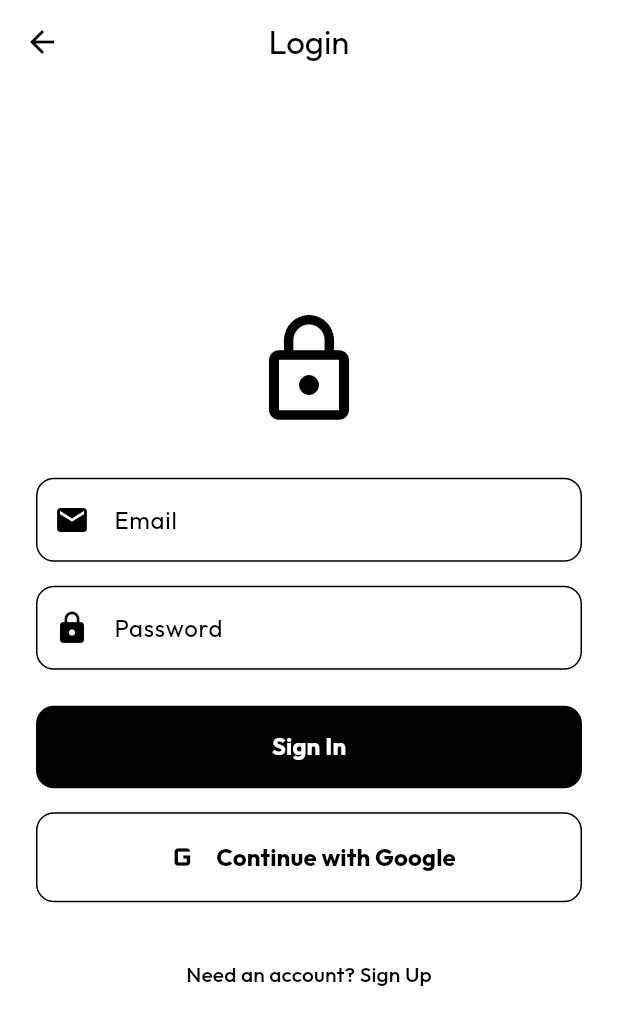
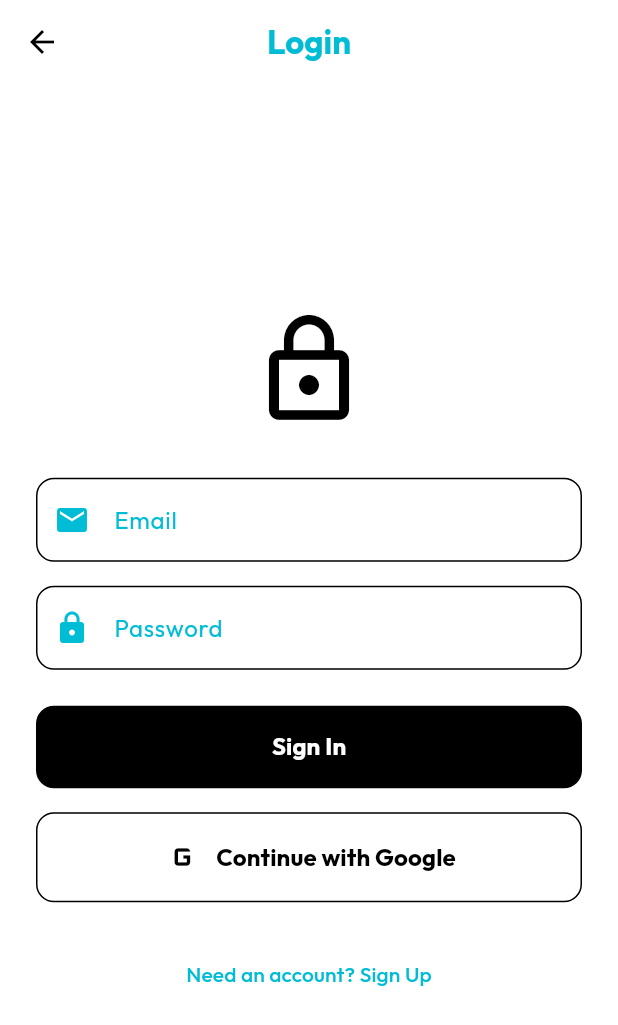
Before and after one commit to Naaz123786/Dairy-application, a Flutter app: the screen it shows after launch, after a tap on "Add Routine", on a phone screen of 412 x 824 dp. Shown: the top 1025 px of the screen. Run offline on Flutter 3.47's test engine with Material 3 defaults, Android fonts, the phone set to English and light mode, and no system bars; our stand-ins replace bloc, cloud_firestore, equatable, firebase_auth, firebase_core, flutter_bloc and 9 more; accounts and stored records are empty.

Commit message:
3rd commit

```diff
--- a/lib/core/theme/app_theme.dart
+++ b/lib/core/theme/app_theme.dart
@@ -7,6 +7,7 @@ class AppTheme {
   static const Color white = Color(0xFFFFFFFF);
   static const Color darkGrey = Color(0xFF1A1A1A);
   static const Color lightGrey = Color(0xFFF5F5F5);
+  static const Color darkBackground = Color(0xFF121212);
 
   static final ThemeData lightTheme = ThemeData(
     useMaterial3: true,
@@ -39,43 +40,43 @@ class AppTheme {
     cardColor: white,
     iconTheme: const IconThemeData(color: black),
     floatingActionButtonTheme: const FloatingActionButtonThemeData(
-      backgroundColor: black,
-      foregroundColor: white,
+      backgroundColor: Colors.cyan,
+      foregroundColor: Colors.white,
     ),
     inputDecorationTheme: InputDecorationTheme(
       border: OutlineInputBorder(
         borderRadius: BorderRadius.circular(12),
-        borderSide: const BorderSide(color: black),
+        borderSide: const BorderSide(color: Colors.cyan),
       ),
       focusedBorder: OutlineInputBorder(
         borderRadius: BorderRadius.circular(12),
-        borderSide: const BorderSide(color: black, width: 2),
+        borderSide: const BorderSide(color: Colors.cyan, width: 2),
       ),
-      labelStyle: const TextStyle(color: black),
-      prefixIconColor: black,
-      suffixIconColor: black,
+      labelStyle: const TextStyle(color: Colors.cyan),
+      prefixIconColor: Colors.cyan,
+      suffixIconColor: Colors.cyan,
     ),
     textSelectionTheme: const TextSelectionThemeData(
-      cursorColor: black,
-      selectionColor: Color(0x33000000),
-      selectionHandleColor: black,
+      cursorColor: Colors.cyan,
+      selectionColor: Color(0x3300BCD4),
+      selectionHandleColor: Colors.cyan,
     ),
     elevatedButtonTheme: ElevatedButtonThemeData(
       style: ElevatedButton.styleFrom(
-        backgroundColor: black,
-        foregroundColor: white,
+        backgroundColor: Colors.cyan,
+        foregroundColor: Colors.white,
         shape: RoundedRectangleBorder(borderRadius: BorderRadius.circular(12)),
       ),
     ),
     outlinedButtonTheme: OutlinedButtonThemeData(
       style: OutlinedButton.styleFrom(
-        foregroundColor: black,
-        side: const BorderSide(color: black),
+        foregroundColor: Colors.cyan,
+        side: const BorderSide(color: Colors.cyan),
         shape: RoundedRectangleBorder(borderRadius: BorderRadius.circular(12)),
       ),
     ),
     textButtonTheme: TextButtonThemeData(
-      style: TextButton.styleFrom(foregroundColor: black),
+      style: TextButton.styleFrom(foregroundColor: Colors.cyan),
     ),
     snackBarTheme: const SnackBarThemeData(
       backgroundColor: black,
@@ -87,7 +88,7 @@ class AppTheme {
   static final ThemeData darkTheme = ThemeData(
     useMaterial3: true,
     brightness: Brightness.dark,
-    scaffoldBackgroundColor: black,
+    scaffoldBackgroundColor: darkBackground,
     primaryColor: white,
     colorScheme: ColorScheme.dark(
       primary: white,
@@ -96,10 +97,10 @@ class AppTheme {
       onSecondary: black,
       surface: darkGrey,
       onSurface: white,
-      background: black,
+      background: darkBackground,
       onBackground: white,
-      error: white,
-      onError: black,
+      error: Colors.redAccent,
+      onError: white,
     ),
     textTheme: GoogleFonts.outfitTextTheme().apply(
       bodyColor: white,
@@ -109,49 +110,49 @@ class AppTheme {
       centerTitle: true,
       elevation: 0,
       scrolledUnderElevation: 0,
-      backgroundColor: black,
+      backgroundColor: darkBackground,
       foregroundColor: white,
     ),
     cardColor: darkGrey,
     iconTheme: const IconThemeData(color: white),
     floatingActionButtonTheme: const FloatingActionButtonThemeData(
-      backgroundColor: white,
-      foregroundColor: black,
+      backgroundColor: Colors.cyan,
+      foregroundColor: white,
     ),
     inputDecorationTheme: InputDecorationTheme(
       border: OutlineInputBorder(
         borderRadius: BorderRadius.circular(12),
-        borderSide: const BorderSide(color: white),
+        borderSide: const BorderSide(color: Colors.cyan),
       ),
       focusedBorder: OutlineInputBorder(
         borderRadius: BorderRadius.circular(12),
-        borderSide: const BorderSide(color: white, width: 2),
+        borderSide: const BorderSide(color: Colors.cyan, width: 2),
       ),
-      labelStyle: const TextStyle(color: white),
-      prefixIconColor: white,
-      suffixIconColor: white,
+      labelStyle: const TextStyle(color: Colors.cyan),
+      prefixIconColor: Colors.cyan,
+      suffixIconColor: Colors.cyan,
     ),
     textSelectionTheme: const TextSelectionThemeData(
-      cursorColor: white,
-      selectionColor: Color(0x33FFFFFF),
-      selectionHandleColor: white,
+      cursorColor: Colors.cyan,
+      selectionColor: Color(0x3300BCD4), // Cyan with opacity
+      selectionHandleColor: Colors.cyan,
     ),
     elevatedButtonTheme: ElevatedButtonThemeData(
       style: ElevatedButton.styleFrom(
-        backgroundColor: white,
-        foregroundColor: black,
+        backgroundColor: Colors.cyan,
+        foregroundColor: white,
         shape: RoundedRectangleBorder(borderRadius: BorderRadius.circular(12)),
       ),
     ),
     outlinedButtonTheme: OutlinedButtonThemeData(
       style: OutlinedButton.styleFrom(
-        foregroundColor: white,
-        side: const BorderSide(color: white),
+        foregroundColor: Colors.cyan,
+        side: const BorderSide(color: Colors.cyan),
         shape: RoundedRectangleBorder(borderRadius: BorderRadius.circular(12)),
       ),
     ),
     textButtonTheme: TextButtonThemeData(
-      style: TextButton.styleFrom(foregroundColor: white),
+      style: TextButton.styleFrom(foregroundColor: Colors.cyan),
     ),
     snackBarTheme: const SnackBarThemeData(
       backgroundColor: white,
--- a/lib/presentation/pages/calendar_page.dart
+++ b/lib/presentation/pages/calendar_page.dart
@@ -58,7 +58,10 @@ class _CalendarViewState extends State<CalendarView> {
       appBar: AppBar(
         title: const Text(
           'Reminders & Birthdays',
-          style: TextStyle(fontWeight: FontWeight.bold),
+          style: TextStyle(
+            fontWeight: FontWeight.bold,
+            color: Colors.cyan,
+          ),
         ),
         elevation: 0,
       ),
@@ -74,8 +77,8 @@ class _CalendarViewState extends State<CalendarView> {
         },
         label: const Text('Add Birthday'),
         icon: const Icon(Icons.cake),
-        backgroundColor: isDark ? AppTheme.white : AppTheme.black,
-        foregroundColor: isDark ? AppTheme.black : AppTheme.white,
+        backgroundColor: Colors.cyan,
+        foregroundColor: Colors.white,
       ),
       body: BlocBuilder<ReminderBloc, ReminderState>(
         builder: (context, state) {
@@ -97,7 +100,9 @@ class _CalendarViewState extends State<CalendarView> {
                   color: isDark ? AppTheme.darkGrey : AppTheme.white,
                   borderRadius: BorderRadius.circular(24),
                   border: Border.all(
-                    color: isDark ? Colors.grey[800]! : Colors.grey[300]!,
+                    color: isDark
+                        ? Colors.cyan.withOpacity(0.3)
+                        : Colors.cyan.withOpacity(0.5),
                     width: 1,
                   ),
                 ),
@@ -238,7 +243,9 @@ class _CalendarViewState extends State<CalendarView> {
         color: isDark ? AppTheme.darkGrey : AppTheme.white,
         borderRadius: BorderRadius.circular(20),
         border: Border.all(
-          color: isDark ? Colors.grey[800]! : Colors.grey[300]!,
+          color: isDark
+              ? Colors.cyan.withOpacity(0.3)
+              : Colors.cyan.withOpacity(0.5),
           width: 1,
         ),
       ),
@@ -417,8 +424,8 @@ class _CalendarViewState extends State<CalendarView> {
                     }
                   },
                   style: FilledButton.styleFrom(
-                    backgroundColor: isDark ? AppTheme.white : AppTheme.black,
-                    foregroundColor: isDark ? AppTheme.black : AppTheme.white,
+                    backgroundColor: Colors.cyan,
+                    foregroundColor: Colors.white,
                   ),
                   child: Text(reminder == null ? 'Add' : 'Save'),
                 ),
--- a/lib/presentation/pages/diary_page.dart
+++ b/lib/presentation/pages/diary_page.dart
@@ -29,7 +29,10 @@ class _DiaryPageState extends State<DiaryPage> {
       appBar: AppBar(
         title: const Text(
           'My Diary',
-          style: TextStyle(fontWeight: FontWeight.bold),
+          style: TextStyle(
+            fontWeight: FontWeight.bold,
+            color: Colors.cyan,
+          ),
         ),
         elevation: 0,
         actions: [
@@ -95,9 +98,7 @@ class _DiaryPageState extends State<DiaryPage> {
                       'No diary entries yet',
                       style: TextStyle(
                         fontSize: 18,
-                        color: isDark
-                            ? AppTheme.white.withOpacity(0.7)
-                            : AppTheme.black.withOpacity(0.7),
+                        color: Colors.cyan,
                       ),
                     ),
                     const SizedBox(height: 8),
@@ -138,8 +139,8 @@ class _DiaryPageState extends State<DiaryPage> {
         borderRadius: BorderRadius.circular(20),
         border: Border.all(
           color: isDark
-              ? AppTheme.white.withOpacity(0.1)
-              : AppTheme.black.withOpacity(0.1),
+              ? Colors.cyan.withOpacity(0.3)
+              : Colors.cyan.withOpacity(0.5), // Visible Cyan in Light Mode
           width: 1,
         ),
       ),
@@ -163,6 +164,7 @@ class _DiaryPageState extends State<DiaryPage> {
                         style: const TextStyle(
                           fontSize: 20,
                           fontWeight: FontWeight.bold,
+                          color: Colors.cyan,
                         ),
                         maxLines: 1,
                         overflow: TextOverflow.ellipsis,
--- a/lib/presentation/pages/home_dashboard_page.dart
+++ b/lib/presentation/pages/home_dashboard_page.dart
@@ -19,7 +19,10 @@ class HomeDashboardPage extends StatelessWidget {
       appBar: AppBar(
         title: const Text(
           'Home',
-          style: TextStyle(fontWeight: FontWeight.bold),
+          style: TextStyle(
+            fontWeight: FontWeight.bold,
+            color: Colors.cyan,
+          ),
         ),
       ),
       body: SingleChildScrollView(
@@ -33,14 +36,22 @@ class HomeDashboardPage extends StatelessWidget {
             const SizedBox(height: 32),
             const Text(
               'Quick Stats',
-              style: TextStyle(fontSize: 22, fontWeight: FontWeight.bold),
+              style: TextStyle(
+                fontSize: 22,
+                fontWeight: FontWeight.bold,
+                color: Colors.cyan,
+              ),
             ),
             const SizedBox(height: 16),
             _buildStatsRow(isDark),
             const SizedBox(height: 32),
             const Text(
               'Quick Actions',
-              style: TextStyle(fontSize: 22, fontWeight: FontWeight.bold),
+              style: TextStyle(
+                fontSize: 22,
+                fontWeight: FontWeight.bold,
+                color: Colors.cyan,
+              ),
             ),
             const SizedBox(height: 16),
             _buildQuickActionCard(
@@ -173,12 +184,18 @@ class HomeDashboardPage extends StatelessWidget {
     return Column(
       crossAxisAlignment: CrossAxisAlignment.start,
       children: [
-        Text(
-          greeting,
-          style: const TextStyle(
-            fontSize: 28,
-            fontWeight: FontWeight.bold,
-            letterSpacing: -0.5,
+        ShaderMask(
+          shaderCallback: (bounds) => const LinearGradient(
+            colors: [Colors.cyan, Colors.lightBlueAccent],
+          ).createShader(bounds),
+          child: Text(
+            greeting,
+            style: const TextStyle(
+              fontSize: 28,
+              fontWeight: FontWeight.bold,
+              letterSpacing: -0.5,
+              color: Colors.white, // Required for ShaderMask
+            ),
           ),
         ),
         const SizedBox(height: 8),
@@ -212,7 +229,9 @@ class HomeDashboardPage extends StatelessWidget {
         color: isDark ? AppTheme.darkGrey : AppTheme.white,
         borderRadius: BorderRadius.circular(24),
         border: Border.all(
-          color: isDark ? AppTheme.white : AppTheme.black,
+          color: isDark
+              ? Colors.cyan.withOpacity(0.3)
+              : Colors.cyan.withOpacity(0.5),
           width: 2,
         ),
       ),
@@ -221,12 +240,14 @@ class HomeDashboardPage extends StatelessWidget {
           Container(
             padding: const EdgeInsets.all(12),
             decoration: BoxDecoration(
-              color: isDark ? AppTheme.white : AppTheme.black,
+              color: isDark
+                  ? Colors.cyan.withOpacity(0.1)
+                  : Colors.cyan.withOpacity(0.1),
               shape: BoxShape.circle,
             ),
-            child: Icon(
+            child: const Icon(
               Icons.format_quote,
-              color: isDark ? AppTheme.black : AppTheme.white,
+              color: Colors.cyan,
               size: 28,
             ),
           ),
@@ -258,7 +279,9 @@ class HomeDashboardPage extends StatelessWidget {
         color: isDark ? AppTheme.darkGrey : AppTheme.white,
         borderRadius: BorderRadius.circular(20),
         border: Border.all(
-          color: isDark ? Colors.grey[800]! : Colors.grey[300]!,
+          color: isDark
+              ? Colors.cyan.withOpacity(0.3)
+              : Colors.cyan.withOpacity(0.5),
           width: 1,
         ),
       ),
@@ -268,10 +291,12 @@ class HomeDashboardPage extends StatelessWidget {
           Container(
             padding: const EdgeInsets.all(10),
             decoration: BoxDecoration(
-              color: isDark ? Colors.grey[800] : Colors.grey[200],
+              color: isDark
+                  ? Colors.cyan.withOpacity(0.1)
+                  : Colors.cyan.withOpacity(0.1),
               borderRadius: BorderRadius.circular(12),
             ),
-            child: Icon(icon, size: 24),
+            child: Icon(icon, size: 24, color: Colors.cyan),
           ),
           const SizedBox(height: 16),
           Text(
@@ -319,7 +344,9 @@ class HomeDashboardPage extends StatelessWidget {
           color: isDark ? AppTheme.darkGrey : AppTheme.white,
           borderRadius: BorderRadius.circular(20),
           border: Border.all(
-            color: isDark ? Colors.grey[800]! : Colors.grey[300]!,
+            color: isDark
+                ? Colors.cyan.withOpacity(0.3)
+                : Colors.cyan.withOpacity(0.5),
             width: 1,
           ),
         ),
@@ -328,10 +355,12 @@ class HomeDashboardPage extends StatelessWidget {
             Container(
               padding: const EdgeInsets.all(12),
               decoration: BoxDecoration(
-                color: isDark ? Colors.grey[800] : Colors.grey[200],
+                color: isDark
+                    ? Colors.cyan.withOpacity(0.1)
+                    : Colors.cyan.withOpacity(0.1),
                 borderRadius: BorderRadius.circular(12),
               ),
-              child: Icon(icon, size: 24),
+              child: Icon(icon, size: 24, color: Colors.cyan),
             ),
             const SizedBox(width: 16),
             Expanded(
--- a/lib/presentation/pages/login_page.dart
+++ b/lib/presentation/pages/login_page.dart
@@ -90,7 +90,13 @@ class _LoginPageState extends State<LoginPage> {
     final secondaryColor = isDark ? AppTheme.black : AppTheme.white;
 
     return Scaffold(
-      appBar: AppBar(title: Text(_isSignUp ? 'Sign Up' : 'Login')),
+      appBar: AppBar(
+        title: Text(
+          _isSignUp ? 'Sign Up' : 'Login',
+          style:
+              const TextStyle(fontWeight: FontWeight.bold, color: Colors.cyan),
+        ),
+      ),
       body: Center(
         child: SingleChildScrollView(
           padding: const EdgeInsets.all(24.0),
--- a/lib/presentation/pages/planner_page.dart
+++ b/lib/presentation/pages/planner_page.dart
@@ -27,20 +27,16 @@ class PlannerView extends StatelessWidget {
         appBar: AppBar(
           title: const Text(
             'My Planner',
-            style: TextStyle(fontWeight: FontWeight.bold),
+            style: TextStyle(
+              fontWeight: FontWeight.bold,
+              color: Colors.cyan,
+            ),
           ),
           elevation: 0,
           bottom: TabBar(
             indicatorSize: TabBarIndicatorSize.tab,
-            indicator: BoxDecoration(
-              color: Theme.of(context).brightness == Brightness.dark
-                  ? Colors.white
-                  : Colors.black,
-              borderRadius: BorderRadius.circular(12),
-            ),
-            labelColor: Theme.of(context).brightness == Brightness.dark
-                ? Colors.black
-                : Colors.white,
+            indicatorColor: Colors.cyan,
+            labelColor: Colors.cyan,
             unselectedLabelColor: Colors.grey,
             tabs: const [
               Tab(icon: Icon(Icons.schedule), text: 'Daily Routine'),
@@ -269,9 +265,8 @@ class ExamsTab extends StatelessWidget {
                 itemCount: exams.length,
                 itemBuilder: (context, index) {
                   final exam = exams[index];
-                  final daysLeft = exam.scheduledTime
-                      .difference(DateTime.now())
-                      .inDays;
+                  final daysLeft =
+                      exam.scheduledTime.difference(DateTime.now()).inDays;
 
                   final isUrgent = daysLeft < 7;
                   final gradientColors = isUrgent
@@ -464,7 +459,9 @@ Widget _buildGradientCard(
       color: isDark ? const Color(0xFF1A1A1A) : Colors.white,
       borderRadius: BorderRadius.circular(20),
       border: Border.all(
-        color: isDark ? Colors.grey[800]! : Colors.grey[300]!,
+        color: isDark
+            ? Colors.cyan.withOpacity(0.3)
+            : Colors.cyan.withOpacity(0.5),
         width: 1,
       ),
     ),
--- a/lib/presentation/pages/profile_page.dart
+++ b/lib/presentation/pages/profile_page.dart
@@ -31,26 +31,28 @@ class ProfilePage extends StatelessWidget {
                     decoration: BoxDecoration(
                       shape: BoxShape.circle,
                       border: Border.all(
-                        color: isDark ? AppTheme.white : AppTheme.black,
+                        color: Colors.black,
                         width: 3,
                       ),
                     ),
                     child: CircleAvatar(
                       radius: 50,
-                      backgroundColor: isDark
-                          ? AppTheme.darkGrey
-                          : AppTheme.lightGrey,
-                      child: Icon(
+                      backgroundColor: Colors.white,
+                      child: const Icon(
                         Icons.person,
                         size: 50,
-                        color: isDark ? AppTheme.white : AppTheme.black,
+                        color: Colors.cyan,
                       ),
                     ),
                   ),
                   const SizedBox(height: 16),
                   const Text(
                     'User Name',
-                    style: TextStyle(fontSize: 24, fontWeight: FontWeight.bold),
+                    style: TextStyle(
+                      fontSize: 24,
+                      fontWeight: FontWeight.bold,
+                      color: Colors.cyan,
+                    ),
                   ),
                   const SizedBox(height: 4),
                   Text(
@@ -157,12 +159,12 @@ class ProfilePage extends StatelessWidget {
                 Container(
                   padding: const EdgeInsets.all(12),
                   decoration: BoxDecoration(
-                    color: isDark ? AppTheme.white : AppTheme.black,
+                    color: Colors.cyan.withOpacity(0.1),
                     borderRadius: BorderRadius.circular(12),
                   ),
                   child: Icon(
                     isDark ? Icons.dark_mode : Icons.light_mode,
-                    color: isDark ? AppTheme.black : AppTheme.white,
+                    color: Colors.cyan,
                     size: 24,
                   ),
                 ),
@@ -237,10 +239,10 @@ class ProfilePage extends StatelessWidget {
                 Container(
                   padding: const EdgeInsets.all(12),
                   decoration: BoxDecoration(
-                    color: isDark ? Colors.grey[800] : Colors.grey[200],
+                    color: Colors.cyan.withOpacity(0.1),
                     borderRadius: BorderRadius.circular(12),
                   ),
-                  child: Icon(icon, size: 24),
+                  child: Icon(icon, size: 24, color: Colors.cyan),
                 ),
                 const SizedBox(width: 16),
                 Expanded(
@@ -287,10 +289,10 @@ class ProfilePage extends StatelessWidget {
         leading: Container(
           padding: const EdgeInsets.all(8),
           decoration: BoxDecoration(
-            color: isDark ? Colors.grey[800] : Colors.grey[200],
+            color: Colors.cyan.withOpacity(0.1),
             borderRadius: BorderRadius.circular(8),
           ),
-          child: Icon(icon),
+          child: Icon(icon, color: Colors.cyan),
         ),
         title: Text(title, style: const TextStyle(fontWeight: FontWeight.w500)),
         trailing: const Icon(Icons.chevron_right),
```
Lines whose indentation alone changed are shown as unchanged.
